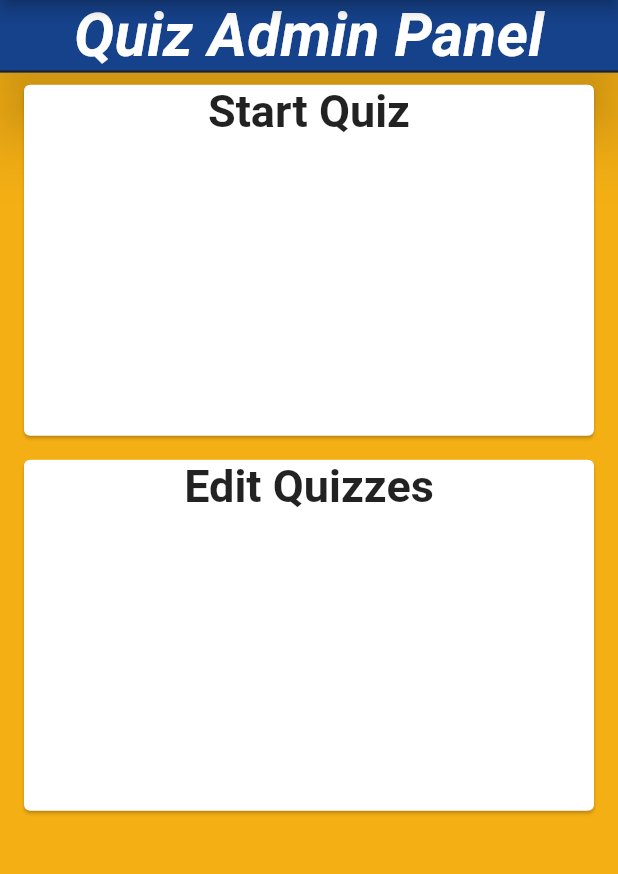
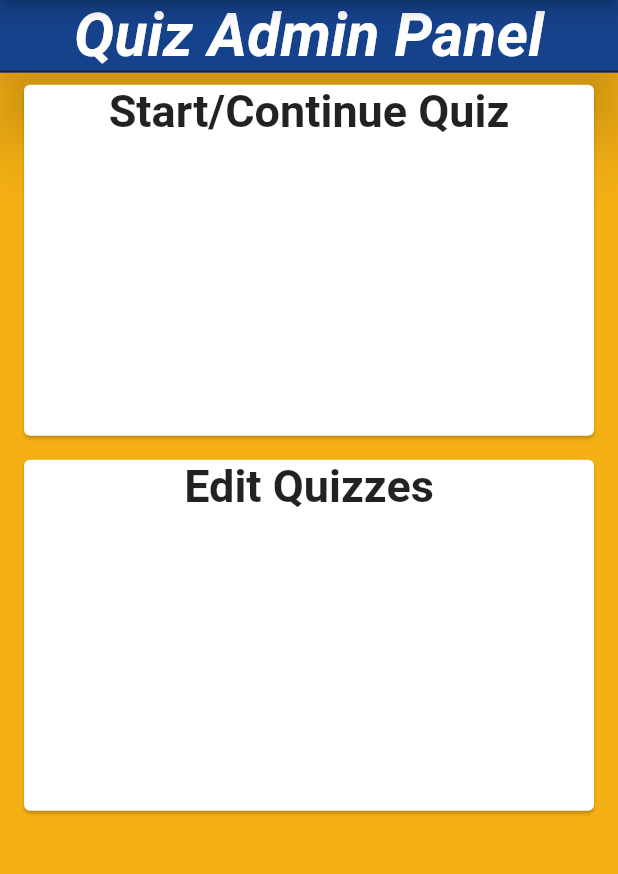
Before and after one commit to Tabs467/Student-Union-App, a Flutter app: the QuizAdmin screen opened by its route, on a phone screen of 412 x 824 dp, the part 84-958 px from its top. Run offline on Flutter 3.47's test engine with Material 2 defaults, Android fonts, the phone set to English and light mode, and no system bars; our stand-ins replace cloud_firestore, firebase_core; accounts and stored records are empty.

Commit message:
Renamed Start Quiz button to Start/Continue Quiz on the quiz admin control page (isn't too much need to dynamically change this button to either start or continue in the first prototype as it is only an admin control page)

```diff
--- a/lib/screens/quiz/admin.dart
+++ b/lib/screens/quiz/admin.dart
@@ -72,7 +72,7 @@ class _QuizAdminState extends State<QuizAdmin> {
                           Column(
                               children: const [
                                 Text(
-                                  'Start Quiz',
+                                  'Start/Continue Quiz',
                                   style: TextStyle(
                                     fontWeight: FontWeight.bold,
                                     fontSize: 30,
```
